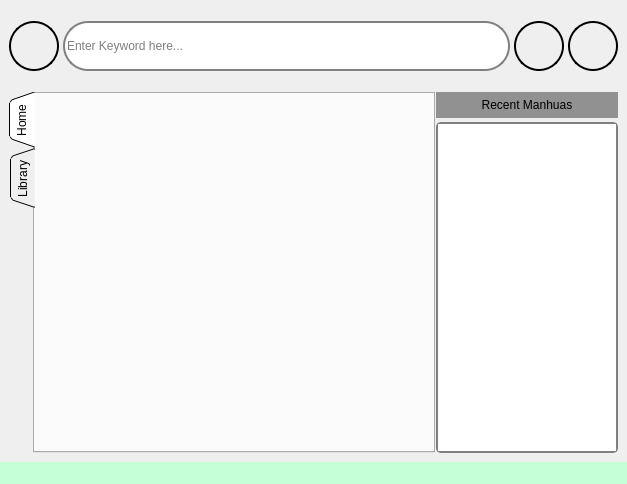
Above: test ui.ui from i-am-Els/MangaReader before the change. Below: the same form after it.
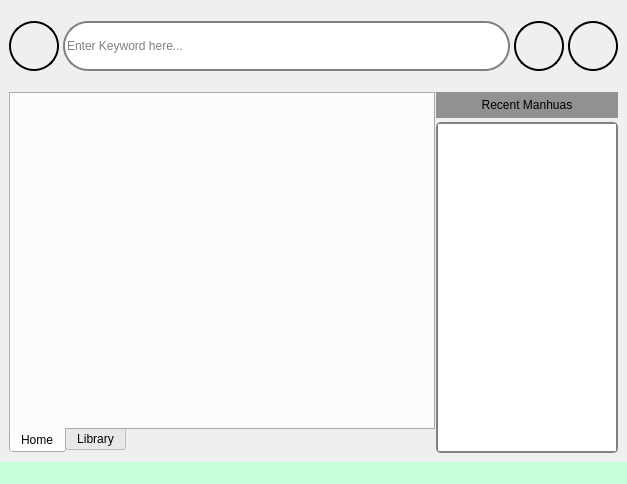
That is the form after the change. Icons and pictures are not drawn.

```diff
--- a/test ui.ui
+++ b/test ui.ui
@@ -220,13 +220,16 @@
          <number>1</number>
         </property>
         <item>
-         <layout class="QVBoxLayout" name="homeLayout">
+         <layout class="QVBoxLayout" name="homeLayout" stretch="0">
+          <property name="sizeConstraint">
+           <enum>QLayout::SetMinAndMaxSize</enum>
+          </property>
           <item>
            <widget class="QTabWidget" name="tabWidget">
             <property name="sizePolicy">
              <sizepolicy hsizetype="Expanding" vsizetype="Expanding">
               <horstretch>0</horstretch>
-              <verstretch>1</verstretch>
+              <verstretch>0</verstretch>
              </sizepolicy>
             </property>
             <property name="cursor">
@@ -239,10 +242,10 @@
              <enum>Qt::LeftToRight</enum>
             </property>
             <property name="tabPosition">
-             <enum>QTabWidget::West</enum>
+             <enum>QTabWidget::South</enum>
             </property>
             <property name="tabShape">
-             <enum>QTabWidget::Triangular</enum>
+             <enum>QTabWidget::Rounded</enum>
             </property>
             <property name="currentIndex">
              <number>0</number>
```
